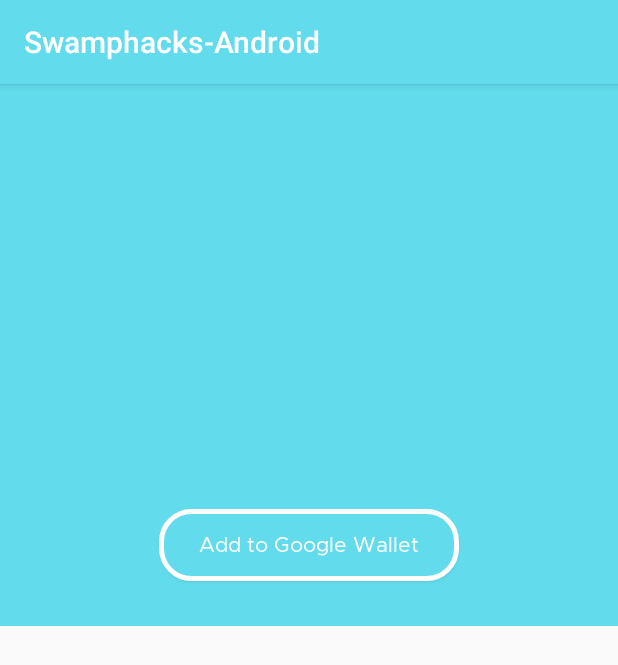
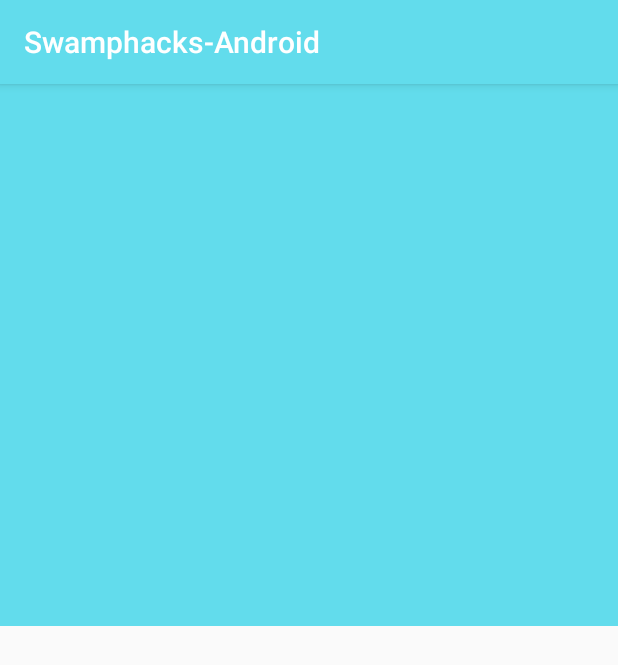
Before and after one commit to swamphacks/2017-Mobile-Android, an Android app: the fragment HackerProfileFragment shown on its own in the app's theme, on a phone screen of 412 x 824 dp. Shown: the top 665 px of the screen. Run offline under Robolectric (Android 15) with nearby library versions, the phone set to English and light mode, and no system bars; our stand-ins replace Firebase (no records; nobody signed in at launch, a user with empty details on screens opened directly); libraries missing offline, so code that uses them is left out: net.glxn.qrgen; 7 statements that could not run were skipped.

Commit message:
got rid of add to google wallet button

```diff
--- a/app/src/main/java/com/swamphacks/swamphacks_android/profile/HackerProfileFragment.java
+++ b/app/src/main/java/com/swamphacks/swamphacks_android/profile/HackerProfileFragment.java
@@ -47,7 +47,6 @@ public class HackerProfileFragment extends Fragment {
         hackerProfileFragmentView = inflater.inflate(R.layout.fragment_hacker_profile, container, false);
 
         ImageView qrCode = (ImageView) hackerProfileFragmentView.findViewById(R.id.qr_image);
-        Button googleWallet = (Button) hackerProfileFragmentView.findViewById(R.id.google_wallet_button);
         final TextView nameView = (TextView) hackerProfileFragmentView.findViewById(R.id.profile_name);
         final TextView emailView = (TextView) hackerProfileFragmentView.findViewById(R.id.profile_email);
 
@@ -56,7 +55,6 @@ public class HackerProfileFragment extends Fragment {
 
         nameView.setTypeface(face);
         emailView.setTypeface(face);
-        googleWallet.setTypeface(face);
 
         FirebaseDatabase database = FirebaseDatabase.getInstance();
         FirebaseUser user = FirebaseAuth.getInstance().getCurrentUser();
--- a/app/src/main/res/layout/fragment_hacker_profile.xml
+++ b/app/src/main/res/layout/fragment_hacker_profile.xml
@@ -10,18 +10,6 @@
         android:layout_height="361dp"
         android:id="@+id/fragment_hacker_profile"
         android:background="@color/colorPrimary">
-
-        <Button
-            android:text="Add to Google Wallet"
-            android:layout_width="200dp"
-            android:layout_height="wrap_content"
-            android:id="@+id/google_wallet_button"
-            android:layout_marginTop="27dp"
-            android:background="@drawable/button_blue_white_border"
-            android:textAllCaps="false"
-            android:textColor="@color/white"
-            android:layout_below="@+id/qr_image"
-            android:layout_centerHorizontal="true" />
 
         <ImageView
             android:layout_width="248dp"
```
